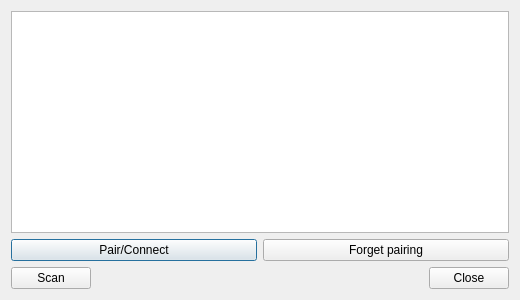
iotinga/openivi-html5, file bluetooth/bluetoothmanager.ui: the form before one commit.
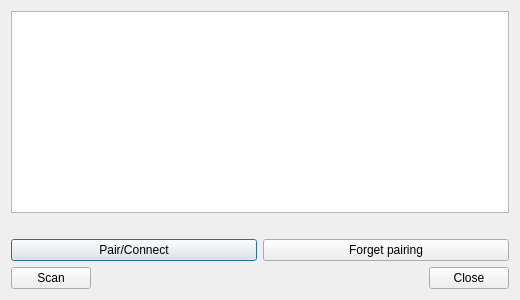
The form after the commit.

Patch:
```diff
--- a/bluetooth/bluetoothmanager.ui
+++ b/bluetooth/bluetoothmanager.ui
@@ -17,6 +17,13 @@
    <item>
     <widget class="QListWidget" name="listWidget"/>
    </item>
+   <item>
+    <widget class="QLabel" name="infoLabel">
+     <property name="text">
+      <string/>
+     </property>
+    </widget>
+   </item>
    <item>
     <layout class="QHBoxLayout" name="horizontalLayout_2">
      <item>
```
Left out of the diff: 2 changed lines with no effect on the pictures.
